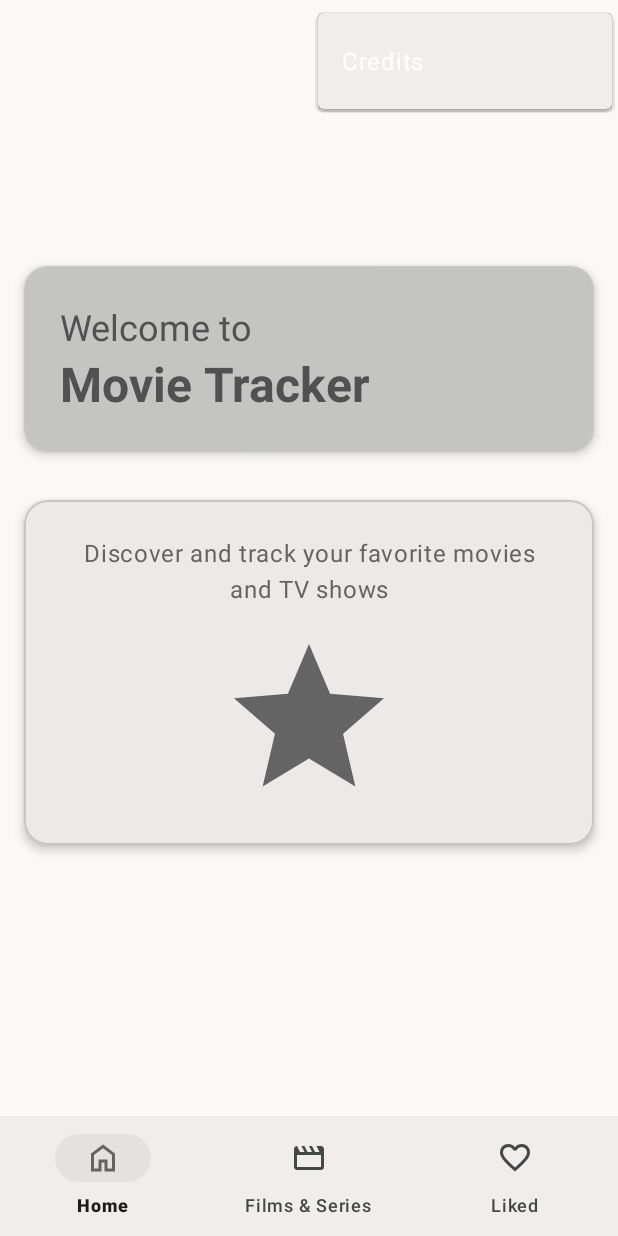
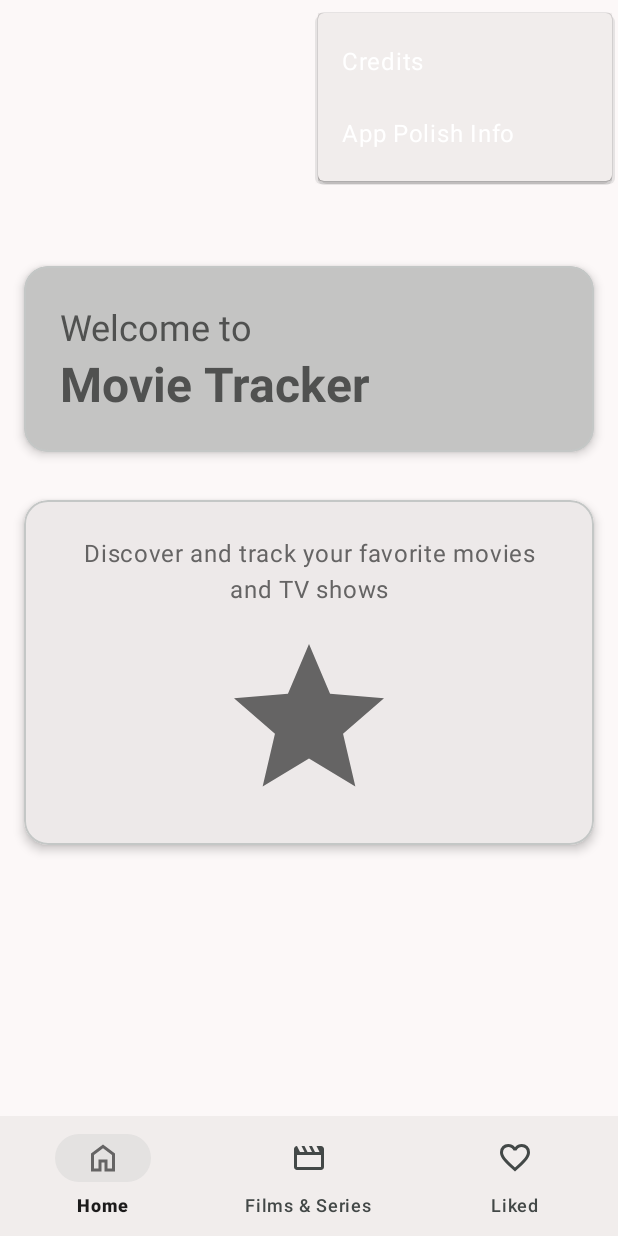
Before and after one commit to GillesVanPellicom/TM_app_dev_2025, an Android app built with Jetpack Compose: the screen it shows after launch (MainActivity), with the options menu open, on a phone screen of 412 x 824 dp. Run offline under Robolectric (Android 15) with nearby library versions, the phone set to English and light mode, and no system bars; our stand-ins replace Room's generated code, navigation-ui.

Commit message:
Added: app polish info dialogue

```diff
--- /dev/null
+++ b/app/src/main/res/drawable/ic_info.xml
@@ -0,0 +1,9 @@
+<vector xmlns:android="http://schemas.android.com/apk/res/android"
+    android:width="24dp"
+    android:height="24dp"
+    android:viewportWidth="24"
+    android:viewportHeight="24">
+  <path
+      android:pathData="M11,7h2v2h-2zM11,11h2v6h-2zM12,2C6.48,2 2,6.48 2,12s4.48,10 10,10 10,-4.48 10,-10S17.52,2 12,2zM12,20c-4.41,0 -8,-3.59 -8,-8s3.59,-8 8,-8 8,3.59 8,8 -3.59,8 -8,8z"
+      android:fillColor="#e3e3e3"/>
+</vector>
--- a/app/src/main/res/menu/menu_home.xml
+++ b/app/src/main/res/menu/menu_home.xml
@@ -6,4 +6,9 @@
       android:title="@string/cdiag_title"
       app:showAsAction="never"
       app:actionLayout="@layout/menu_item_background" />
+  <item
+      android:id="@+id/menu_project_info"
+      android:title="@string/pdiag_title"
+      app:showAsAction="never"
+      app:actionLayout="@layout/menu_item_background" />
 </menu>
--- a/app/src/main/res/values/strings.xml
+++ b/app/src/main/res/values/strings.xml
@@ -38,6 +38,10 @@
   <string name="cdiag_title">Credits</string>
   <string name="cdiag_text">This project was developed as final assignment for the App Development course at Thomas More.\nCreated by Gilles Van pellicom.</string>
 
+  <!-- Project dialogue -->
+  <string name="pdiag_title">App Polish Info</string>
+  <string name="pdiag_text">\nSince API and DB are used, failed requests result in error dialogue and a reload button appearing.\n\nBottom nav bar active indicator remains accurate even with concurrent back-stacks.\n\nDouble tapping an item in the bottom nav bar returns that back-stack to initial state.\n\nThe loading spinner makes everything in the background un-interactable.</string>
+
   <!-- BindingAdapters-->
   <string name="binding_runtimeText">%1$dh %2$dm</string>
   <string name="binding_moneyText">$%1$s</string>
```
Also changed, not shown: app/src/main/java/com/example/movietracker/fragment/home/HomeFragment.kt (+34 -0 lines).
